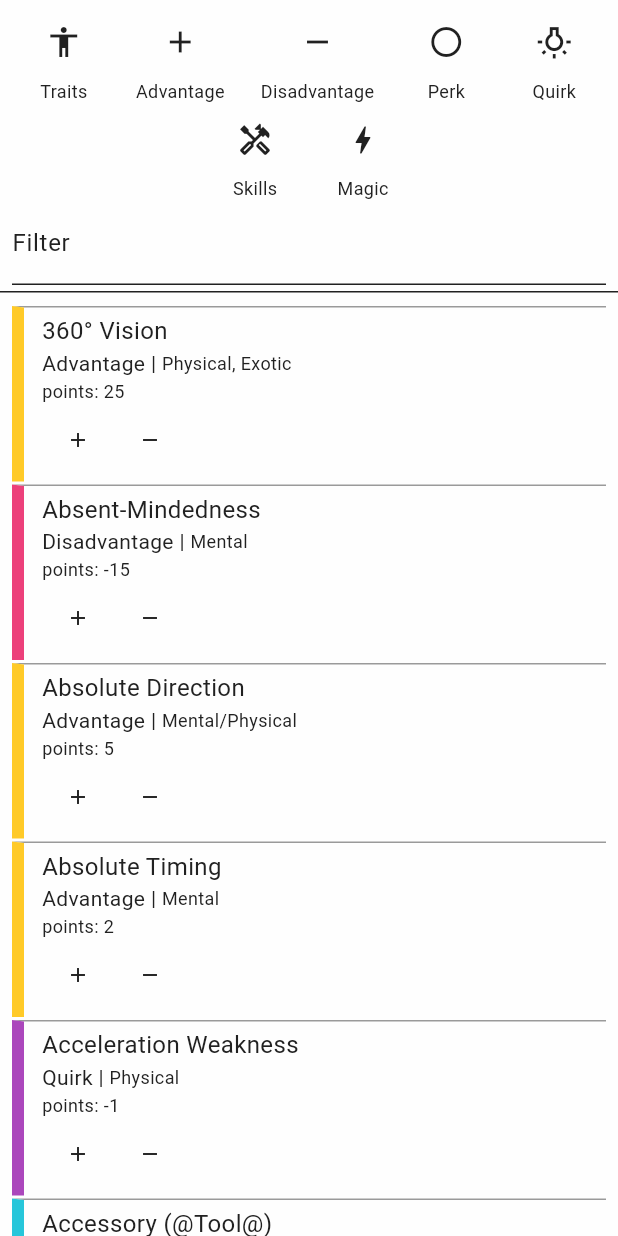
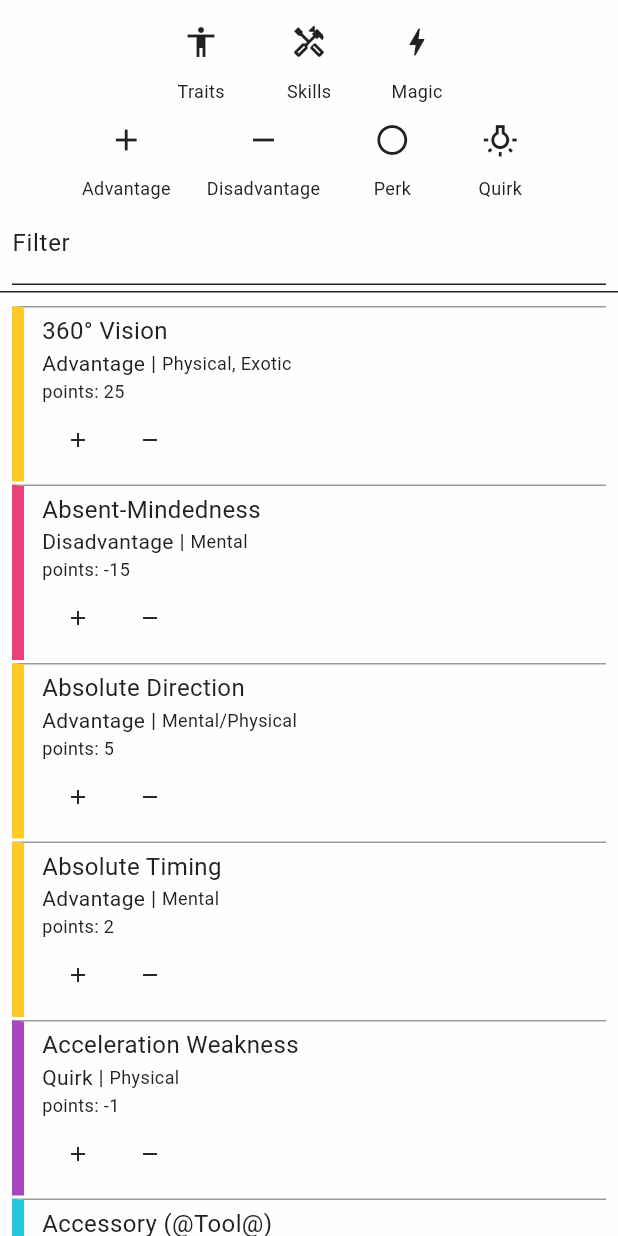
Before and after one commit to Aidaman/gurps_character_creation, a Flutter app: the SidebarContent widget shown alone on an empty page, opened directly with empty values, on a phone screen of 412 x 824 dp. Run offline on Flutter 3.47's test engine with Material 3 defaults, Android fonts, the phone set to English and light mode, and no system bars.

Commit message:
refactor: removed unused imports refactor: separated Trait Categories from the Sidebar content

```diff
--- a/lib/main.dart
+++ b/lib/main.dart
@@ -1,8 +1,6 @@
 import 'package:flutter/material.dart';
-import 'package:gurps_character_creation/models/character/character_provider.dart';
 import 'package:gurps_character_creation/pages/homepage.dart';
 import 'package:gurps_character_creation/utilities/app_routes.dart';
-import 'package:provider/provider.dart';
 
 void main() {
   runApp(const MyApp());
--- a/lib/models/character/character.dart
+++ b/lib/models/character/character.dart
@@ -1,6 +1,4 @@
 import 'package:gurps_character_creation/models/skills/skill.dart';
-import 'package:gurps_character_creation/models/skills/skill_difficulty.dart';
-import 'package:gurps_character_creation/models/skills/skill_modifier.dart';
 import 'package:gurps_character_creation/models/skills/attributes.dart';
 import 'package:gurps_character_creation/models/spells/spell.dart';
 import 'package:gurps_character_creation/models/traits/trait.dart';
--- a/lib/models/character/character_provider.dart
+++ b/lib/models/character/character_provider.dart
@@ -6,7 +6,7 @@ import 'package:gurps_character_creation/models/spells/spell.dart';
 import 'package:gurps_character_creation/models/traits/trait.dart';
 
 class CharacterProvider with ChangeNotifier {
-  Character _character = Character.empty();
+  final Character _character = Character.empty();
 
   Character get character => _character;
 
--- a/lib/pages/homepage.dart
+++ b/lib/pages/homepage.dart
@@ -1,8 +1,6 @@
 import 'package:flutter/material.dart';
-import 'package:gurps_character_creation/models/skills/skill.dart';
 import 'package:gurps_character_creation/utilities/common_constants.dart';
 import 'package:gurps_character_creation/widgets/layouting/responsive_scaffold.dart';
-import 'package:gurps_character_creation/widgets/skills/skill_view.dart';
 
 class Homepage extends StatelessWidget {
   const Homepage({super.key});
--- a/lib/widgets/compose_page/sidebar.dart
+++ b/lib/widgets/compose_page/sidebar.dart
@@ -1,5 +1,4 @@
 import 'package:flutter/material.dart';
-import 'package:gurps_character_creation/models/character/character.dart';
 import 'package:gurps_character_creation/models/character/character_provider.dart';
 import 'package:gurps_character_creation/models/skills/skill.dart';
 import 'package:gurps_character_creation/models/spells/spell.dart';
@@ -88,23 +87,24 @@ class _SidebarContentState extends State<SidebarContent> {
     );
   }
 
-  Wrap _buildFilters() {
+  Widget _buildFilters() {
     const double FILTER_SPACING = 24.0;
     const double FILTER_RUN_SPACING = 0.0;
 
-    return Wrap(
+    return Column(
+      children: [
+        Wrap(
           alignment: WrapAlignment.center,
           crossAxisAlignment: WrapCrossAlignment.center,
           runAlignment: WrapAlignment.spaceAround,
           runSpacing: FILTER_RUN_SPACING,
           spacing: FILTER_SPACING,
           children: [
-        ...TraitCategories.values.map(
-          (category) => LabeledIconButton(
-            iconValue: category.iconValue,
-            onPressed: () => widget.onTraitFilterButtonPressed(category),
-            label: category.stringValue,
-          ),
+            LabeledIconButton(
+              iconValue: Icons.accessibility_outlined,
+              onPressed: () =>
+                  widget.onSidebarFutureChange(SidebarFutureTypes.TRAITS),
+              label: 'Traits',
             ),
             LabeledIconButton(
               iconValue: Icons.handyman_outlined,
@@ -120,6 +120,28 @@ class _SidebarContentState extends State<SidebarContent> {
               ),
               label: 'Magic',
             ),
+          ],
+        ),
+        if (widget.sidebarContent == SidebarFutureTypes.TRAITS)
+          Wrap(
+            alignment: WrapAlignment.center,
+            crossAxisAlignment: WrapCrossAlignment.center,
+            runAlignment: WrapAlignment.spaceAround,
+            runSpacing: FILTER_RUN_SPACING,
+            spacing: FILTER_SPACING,
+            children: List.from(
+              TraitCategories.values
+                  .where((c) => c != TraitCategories.NONE)
+                  .map(
+                    (category) => LabeledIconButton(
+                      iconValue: category.iconValue,
+                      onPressed: () =>
+                          widget.onTraitFilterButtonPressed(category),
+                      label: category.stringValue,
+                    ),
+                  ),
+            ),
+          )
       ],
     );
   }
--- a/lib/widgets/skills/skill_view.dart
+++ b/lib/widgets/skills/skill_view.dart
@@ -1,11 +1,8 @@
-import 'dart:developer';
-
 import 'package:flutter/material.dart';
 import 'package:gurps_character_creation/models/character/character_provider.dart';
 import 'package:gurps_character_creation/models/skills/skill.dart';
 import 'package:gurps_character_creation/models/skills/skill_difficulty.dart';
 import 'package:gurps_character_creation/models/skills/attributes.dart';
-import 'package:gurps_character_creation/models/skills/skill_modifier.dart';
 import 'package:provider/provider.dart';
 
 class SkillView extends StatelessWidget {
--- a/lib/widgets/spells/spell_view.dart
+++ b/lib/widgets/spells/spell_view.dart
@@ -126,7 +126,8 @@ class SpellView extends StatelessWidget {
                 Expanded(
                   child: Text(
                     e,
-                    style: TextStyle(fontSize: 14, fontStyle: FontStyle.italic),
+                    style: const TextStyle(
+                        fontSize: 14, fontStyle: FontStyle.italic),
                   ),
                 ),
               ],
```
Also changed, not shown: lib/pages/compose.dart (+9 -3 lines), lib/widgets/layouting/compose_page_responsive_grid.dart (+8 -0 lines). Lines whose indentation alone changed are shown as unchanged.
